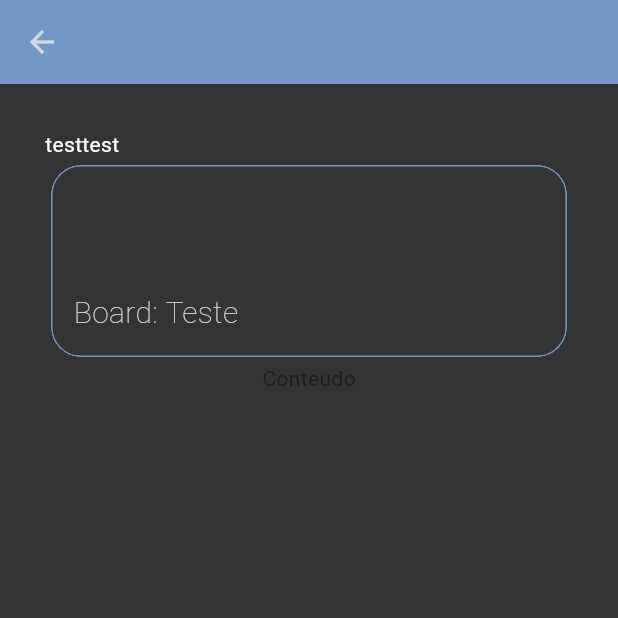
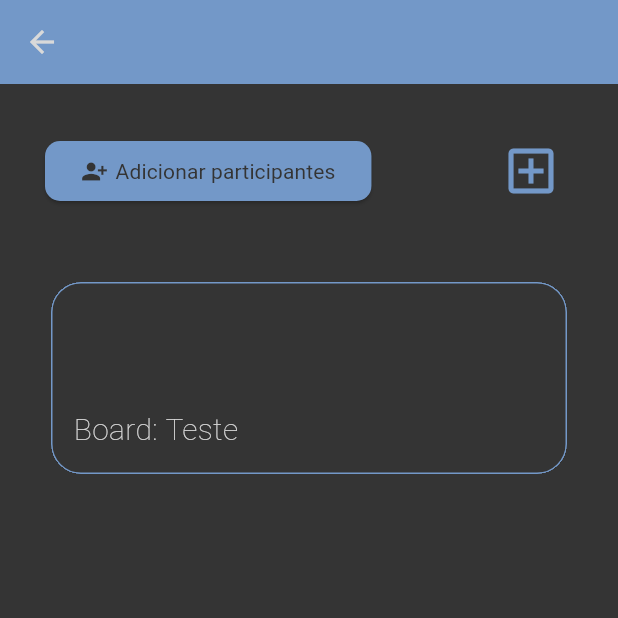
Before and after one commit to darllangomes/KanBoard, a Flutter app: the WorkspaceView screen opened directly with empty values, on a phone screen of 412 x 824 dp, the top half of it. Run offline on Flutter 3.47's test engine with Material 3 defaults, Android fonts, the phone set to English and light mode, and no system bars; our stand-ins replace dio, jwt_decoder.

Commit message:
:sparkle: feat: adicionar botões de adicionar participante e adicionar projeto

```diff
--- a/kandoard/lib/view/workspace_view.dart
+++ b/kandoard/lib/view/workspace_view.dart
@@ -1,8 +1,5 @@
 import 'package:flutter/material.dart';
-import 'package:kandoard/model/workspace_model.dart';
-import 'package:kandoard/repositories/board_repository.dart';
 import 'package:kandoard/shared/app_colors.dart';
-import 'package:provider/provider.dart';
 import '../components/board_card.dart';
 
 class WorkspaceView extends StatelessWidget {
@@ -11,8 +8,7 @@ class WorkspaceView extends StatelessWidget {
 
   @override
   Widget build(BuildContext context) {
-    final workspaceName =
-        ModalRoute.of(context)!.settings.arguments as String;
+    final workspaceName = ModalRoute.of(context)!.settings.arguments as String;
 
     return Scaffold(
       backgroundColor: AppColors.grey,
@@ -39,18 +35,38 @@ class WorkspaceView extends StatelessWidget {
         child: Center(
             child: Column(
           children: [
-            const Row(
+            Row(
+              mainAxisAlignment: MainAxisAlignment.spaceBetween,
               children: [
-                Text(
-                  'test',
-                  style: TextStyle(color: Colors.white),
-                ),
-                Text(
-                  'test',
-                  style: TextStyle(color: Colors.white),
-                ),
+                ElevatedButton(
+                    style: ElevatedButton.styleFrom(
+                        shape: RoundedRectangleBorder(
+                            borderRadius: BorderRadius.circular(10)),
+                        backgroundColor: AppColors.blue),
+                    child: Row(
+                      children: [
+                        Icon(Icons.person_add_alt_1, color: AppColors.grey,),
+                        const SizedBox(
+                          width: 5,
+                        ),
+                        Text(
+                          'Adicionar participantes',
+                          style: TextStyle(color: AppColors.grey, fontWeight: FontWeight.w400),
+                        ),
+                      ],
+                    ),
+                    onPressed: () {}),
+                IconButton(
+                    onPressed: () {},
+                    icon: Icon(
+                      Icons.add_box_outlined,
+                      color: AppColors.blue,
+                      size: 40,
+                    )),
               ],
-            ), BoardCard(boardName: 'Teste'),
+            ),
+            const SizedBox(height: 42,),
+            BoardCard(boardName: 'Teste'),
             // Consumer<BoardRepository>(builder: (context, value, child) {
             //   return Expanded(
             //     child: ListView.builder(
@@ -71,10 +87,6 @@ class WorkspaceView extends StatelessWidget {
             //   );
             // }),
 
-
-
-          Text('Conteudo')
-
           ],
         )),
       ),
```
